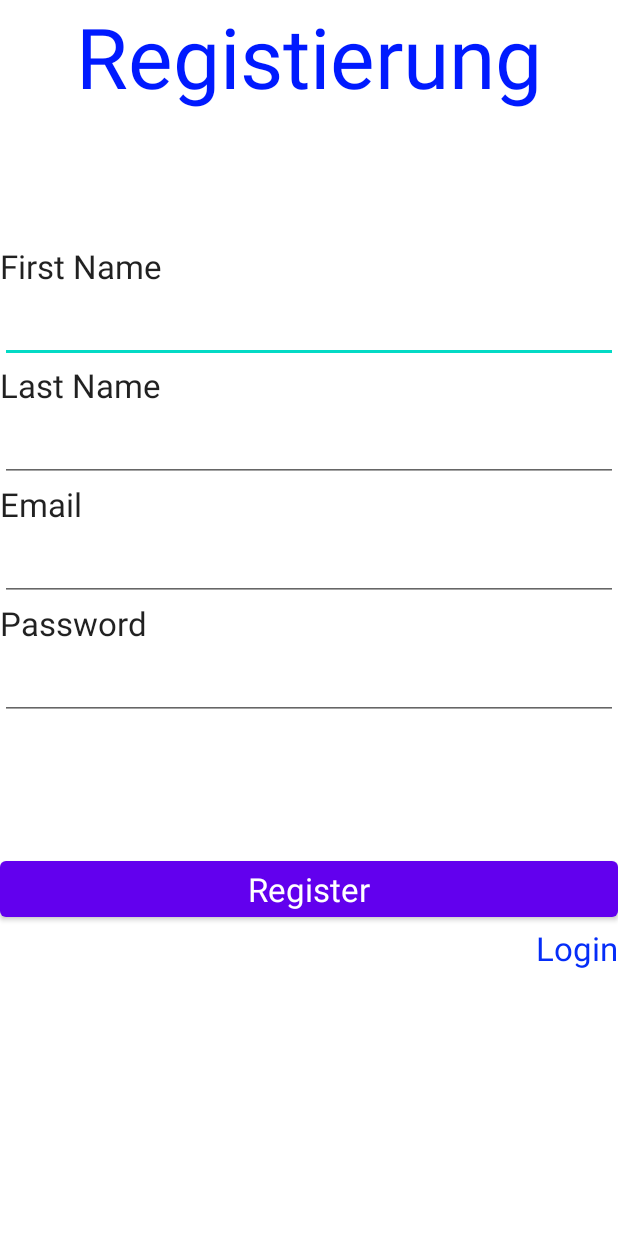
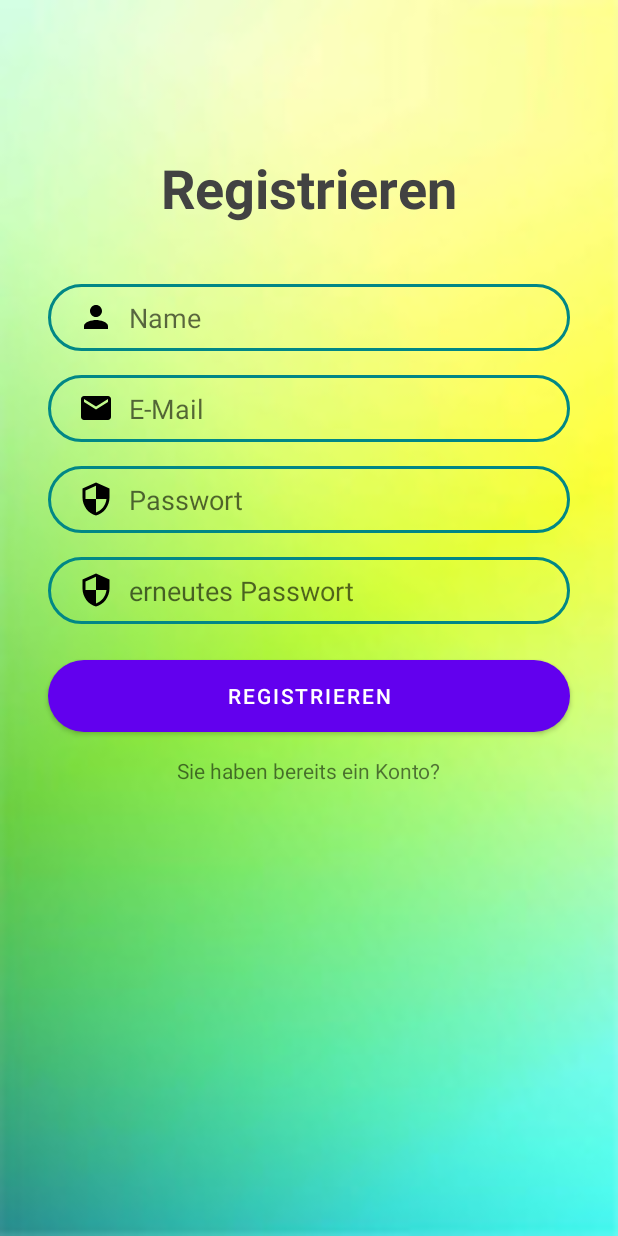
Before and after one commit to bastianNebra/AppMarketing, an Android app: the layout activity_register.xml on its own in the app's theme, with its tools: preview values and no code run, on a phone screen of 412 x 824 dp. Run offline under Robolectric (Android 15) with nearby library versions, the phone set to English and light mode, and no system bars.

Commit message:
complete Register screen

```diff
--- a/app/src/main/res/layout/activity_register.xml
+++ b/app/src/main/res/layout/activity_register.xml
@@ -1,112 +1,126 @@
 <?xml version="1.0" encoding="utf-8"?>
-<LinearLayout xmlns:android="http://schemas.android.com/apk/res/android"
+<androidx.constraintlayout.widget.ConstraintLayout xmlns:android="http://schemas.android.com/apk/res/android"
+    xmlns:app="http://schemas.android.com/apk/res-auto"
     xmlns:tools="http://schemas.android.com/tools"
+    android:layout_width="match_parent"
+    android:layout_height="match_parent"
+    android:background="@drawable/backgroundGREEN"
     android:orientation="vertical"
-    android:layout_width="match_parent"
-    android:layout_height="match_parent">
+    tools:context=".RegisterActivity">
+
 
     <TextView
-        android:id="@+id/textView"
-        android:layout_width="match_parent"
+        android:id="@+id/logo"
+        android:layout_width="wrap_content"
         android:layout_height="wrap_content"
-        android:gravity="center"
-        android:text="Registierung"
-        android:textAppearance="@style/TextAppearance.AppCompat.Display3"
-        android:textColor="#001AFF" />
-
-    <Space
-        android:layout_width="match_parent"
-        android:layout_height="wrap_content"
-        android:layout_weight="1" />
-
-    <TextView
-        android:id="@+id/textView3"
-        android:layout_width="match_parent"
-        android:layout_height="wrap_content"
-        android:text="First Name"
-        android:textAppearance="@style/TextAppearance.AppCompat.Large" />
+        android:text="Registrieren"
+        android:textColor="@color/cardview_dark_background"
+        android:textSize="36sp"
+        android:textStyle="bold"
+        app:layout_constraintBottom_toBottomOf="parent"
+        app:layout_constraintEnd_toEndOf="parent"
+        app:layout_constraintStart_toStartOf="parent"
+        app:layout_constraintTop_toTopOf="parent"
+        app:layout_constraintVertical_bias="0.13" />
 
     <EditText
-        android:id="@+id/etFirstName"
-        android:layout_width="match_parent"
+        android:id="@+id/inputUsername"
+        android:layout_width="0dp"
         android:layout_height="wrap_content"
+        android:layout_marginStart="32dp"
+        android:layout_marginTop="40dp"
+        android:layout_marginEnd="32dp"
+        android:background="@drawable/input_bg"
+        android:drawableLeft="@drawable/ic_person_black"
+        android:drawablePadding="10dp"
         android:ems="10"
+        android:hint="Name"
         android:inputType="textPersonName"
-        android:textAppearance="@style/TextAppearance.AppCompat.Large"
-        tools:ignore="SpeakableTextPresentCheck" />
-
-    <TextView
-        android:id="@+id/textView4"
-        android:layout_width="match_parent"
-        android:layout_height="wrap_content"
-        android:text="Last Name"
-        android:textAppearance="@style/TextAppearance.AppCompat.Large" />
+        android:paddingLeft="20dp"
+        android:paddingTop="10dp"
+        android:paddingRight="10dp"
+        android:paddingBottom="10dp"
+        app:layout_constraintEnd_toEndOf="parent"
+        app:layout_constraintStart_toStartOf="parent"
+        app:layout_constraintTop_toBottomOf="@+id/logo" />
 
     <EditText
-        android:id="@+id/etLastName"
-        android:layout_width="match_parent"
+        android:id="@+id/inputEmail"
+        android:layout_width="0dp"
         android:layout_height="wrap_content"
+        android:layout_marginTop="16dp"
+        android:background="@drawable/input_bg"
+        android:drawableLeft="@drawable/ic_email_black"
+        android:drawablePadding="10dp"
         android:ems="10"
+        android:hint="E-Mail"
         android:inputType="textPersonName"
-        android:textAppearance="@style/TextAppearance.AppCompat.Large"
-        android:autofillHints="...." />
-
-    <TextView
-        android:id="@+id/textView5"
-        android:layout_width="match_parent"
-        android:layout_height="wrap_content"
-        android:text="Email"
-        android:textAppearance="@style/TextAppearance.AppCompat.Large" />
+        android:paddingLeft="20dp"
+        android:paddingTop="10dp"
+        android:paddingRight="10dp"
+        android:paddingBottom="10dp"
+        app:layout_constraintEnd_toEndOf="@+id/inputUsername"
+        app:layout_constraintStart_toStartOf="@+id/inputUsername"
+        app:layout_constraintTop_toBottomOf="@+id/inputUsername" />
 
     <EditText
-        android:id="@+id/etRegisterEmail"
-        android:layout_width="match_parent"
+        android:id="@+id/inputPassword"
+        android:layout_width="0dp"
         android:layout_height="wrap_content"
+        android:layout_marginTop="16dp"
+        android:background="@drawable/input_bg"
+        android:drawableLeft="@drawable/ic_security_black"
+        android:drawablePadding="10dp"
         android:ems="10"
+        android:hint="Passwort"
         android:inputType="textPersonName"
-        android:textAppearance="@style/TextAppearance.AppCompat.Large"
-        android:autofillHints="....." />
-
-    <TextView
-        android:id="@+id/textView6"
-        android:layout_width="match_parent"
-        android:layout_height="wrap_content"
-        android:text="Password"
-        android:textAppearance="@style/TextAppearance.AppCompat.Large" />
+        android:paddingLeft="20dp"
+        android:paddingTop="10dp"
+        android:paddingRight="10dp"
+        android:paddingBottom="10dp"
+        app:layout_constraintEnd_toEndOf="@+id/inputEmail"
+        app:layout_constraintStart_toStartOf="@+id/inputEmail"
+        app:layout_constraintTop_toBottomOf="@+id/inputEmail" />
 
     <EditText
-        android:id="@+id/etRegisterPassword"
-        android:layout_width="match_parent"
+        android:id="@+id/inputConfirmPassword"
+        android:layout_width="0dp"
         android:layout_height="wrap_content"
+        android:layout_marginTop="16dp"
+        android:background="@drawable/input_bg"
+        android:drawableLeft="@drawable/ic_security_black"
+        android:drawablePadding="10dp"
         android:ems="10"
-        android:inputType="textPassword"
-        android:textAppearance="@style/TextAppearance.AppCompat.Large"
-        android:autofillHints="...." />
-
-    <Space
-        android:layout_width="match_parent"
-        android:layout_height="wrap_content"
-        android:layout_weight="1" />
+        android:hint="erneutes Passwort"
+        android:inputType="textPersonName"
+        android:paddingLeft="20dp"
+        android:paddingTop="10dp"
+        android:paddingRight="10dp"
+        android:paddingBottom="10dp"
+        app:layout_constraintEnd_toEndOf="@+id/inputPassword"
+        app:layout_constraintStart_toStartOf="@+id/inputPassword"
+        app:layout_constraintTop_toBottomOf="@+id/inputPassword" />
 
     <Button
         android:id="@+id/btnRegister"
-        android:layout_width="match_parent"
+        android:layout_width="0dp"
         android:layout_height="wrap_content"
-        android:text="Register"
-        android:textAppearance="@style/TextAppearance.AppCompat.Large" />
+        android:layout_marginTop="24dp"
+        android:background="@drawable/btn_bg"
+        android:backgroundTint="@color/teal_700"
+        android:text="Registrieren"
+        app:layout_constraintEnd_toEndOf="@+id/inputConfirmPassword"
+        app:layout_constraintStart_toStartOf="@+id/inputConfirmPassword"
+        app:layout_constraintTop_toBottomOf="@+id/inputConfirmPassword" />
 
     <TextView
-        android:id="@+id/tvSwitchToLogin"
-        android:layout_width="match_parent"
+        android:id="@+id/alreadyHaveAccount"
+        android:layout_width="wrap_content"
         android:layout_height="wrap_content"
-        android:gravity="right"
-        android:linksClickable="true"
-        android:text="Login"
-        android:textAppearance="@style/TextAppearance.AppCompat.Large"
-        android:textColor="#052DF8" />
+        android:layout_marginTop="16dp"
+        android:text="Sie haben bereits ein Konto?"
+        app:layout_constraintEnd_toEndOf="@+id/btnRegister"
+        app:layout_constraintStart_toStartOf="@+id/btnRegister"
+        app:layout_constraintTop_toBottomOf="@+id/btnRegister" />
 
-    <Space
-        android:layout_width="match_parent"
-        android:layout_height="wrap_content"
-        android:layout_weight="2" />
-</LinearLayout>
+</androidx.constraintlayout.widget.ConstraintLayout>
```
